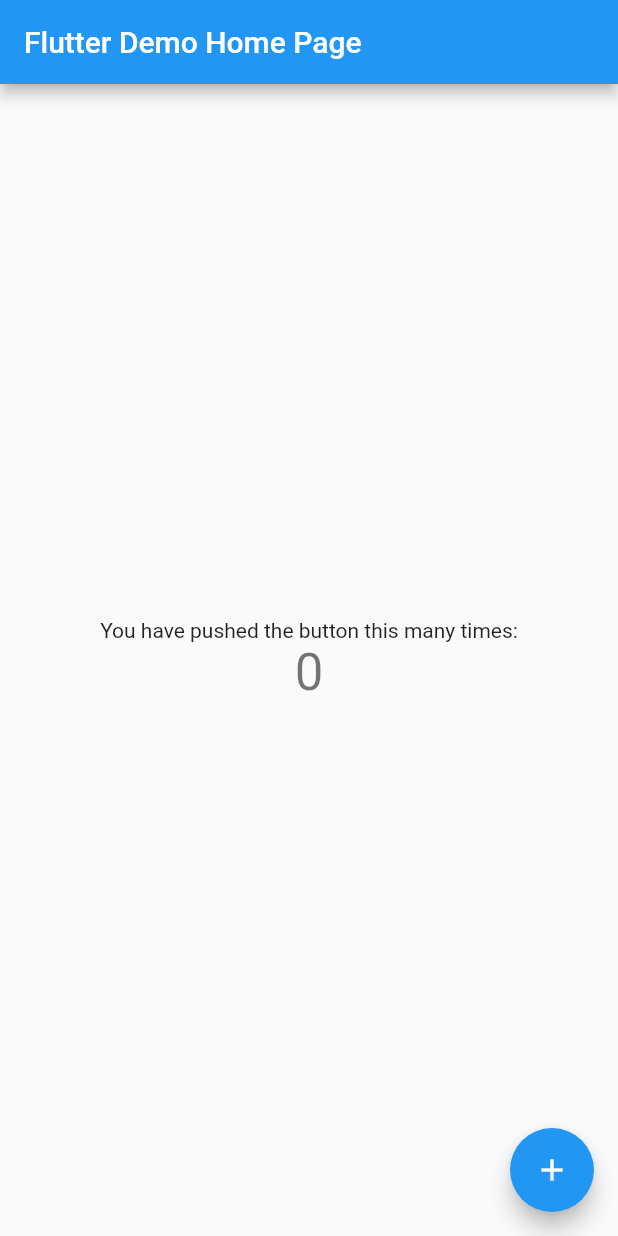
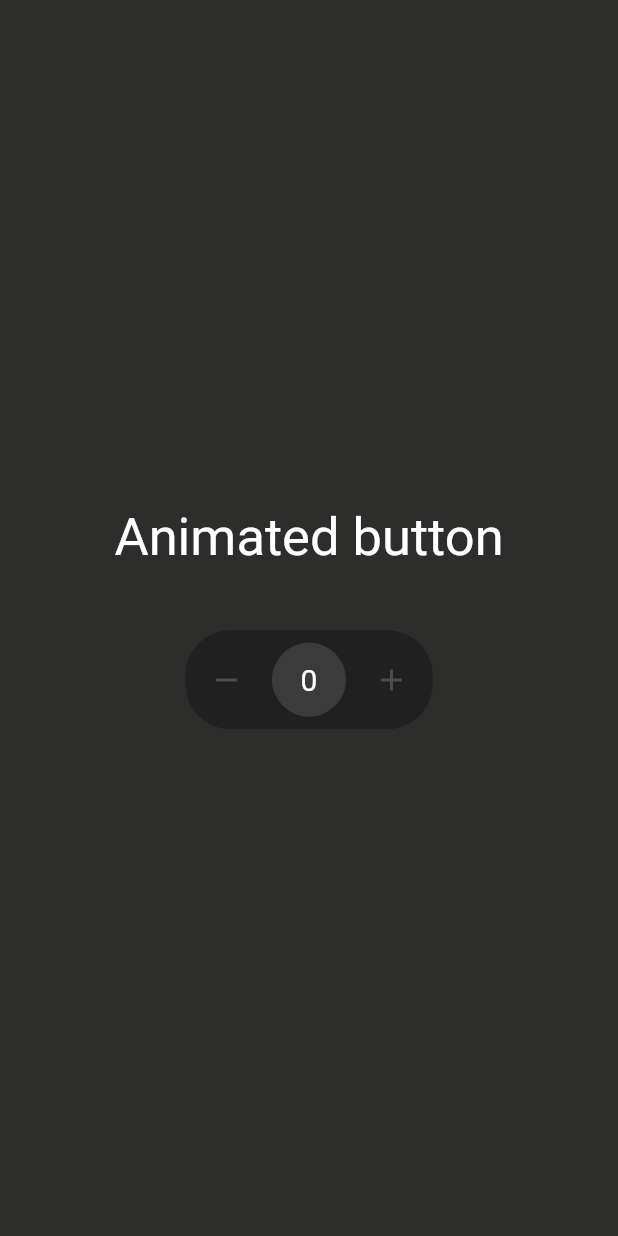
Before and after one commit to FranciscoRdz2001/animated_button_flutter, a Flutter app: the screen it shows after launch, on a phone screen of 412 x 824 dp. Run offline on Flutter 3.47's test engine with Material 2 defaults, Android fonts, the phone set to English and light mode, and no system bars.

Commit message:
Animated Widget created

```diff
--- a/lib/main.dart
+++ b/lib/main.dart
@@ -1,115 +1,17 @@
+import 'package:animated_button/screens/home_page.dart';
 import 'package:flutter/material.dart';
 
-void main() {
-  runApp(const MyApp());
-}
+void main() => runApp(const MyApp());
 
 class MyApp extends StatelessWidget {
   const MyApp({super.key});
 
-  // This widget is the root of your application.
   @override
   Widget build(BuildContext context) {
-    return MaterialApp(
-      title: 'Flutter Demo',
-      theme: ThemeData(
-        // This is the theme of your application.
-        //
-        // Try running your application with "flutter run". You'll see the
-        // application has a blue toolbar. Then, without quitting the app, try
-        // changing the primarySwatch below to Colors.green and then invoke
-        // "hot reload" (press "r" in the console where you ran "flutter run",
-        // or simply save your changes to "hot reload" in a Flutter IDE).
-        // Notice that the counter didn't reset back to zero; the application
-        // is not restarted.
-        primarySwatch: Colors.blue,
-      ),
-      home: const MyHomePage(title: 'Flutter Demo Home Page'),
+    return const MaterialApp(
+      debugShowCheckedModeBanner: false,
+      title: 'Animated button',
+      home: HomePage()
     );
   }
 }
-
-class MyHomePage extends StatefulWidget {
-  const MyHomePage({super.key, required this.title});
-
-  // This widget is the home page of your application. It is stateful, meaning
-  // that it has a State object (defined below) that contains fields that affect
-  // how it looks.
-
-  // This class is the configuration for the state. It holds the values (in this
-  // case the title) provided by the parent (in this case the App widget) and
-  // used by the build method of the State. Fields in a Widget subclass are
-  // always marked "final".
-
-  final String title;
-
-  @override
-  State<MyHomePage> createState() => _MyHomePageState();
-}
-
-class _MyHomePageState extends State<MyHomePage> {
-  int _counter = 0;
-
-  void _incrementCounter() {
-    setState(() {
-      // This call to setState tells the Flutter framework that something has
-      // changed in this State, which causes it to rerun the build method below
-      // so that the display can reflect the updated values. If we changed
-      // _counter without calling setState(), then the build method would not be
-      // called again, and so nothing would appear to happen.
-      _counter++;
-    });
-  }
-
-  @override
-  Widget build(BuildContext context) {
-    // This method is rerun every time setState is called, for instance as done
-    // by the _incrementCounter method above.
-    //
-    // The Flutter framework has been optimized to make rerunning build methods
-    // fast, so that you can just rebuild anything that needs updating rather
-    // than having to individually change instances of widgets.
-    return Scaffold(
-      appBar: AppBar(
-        // Here we take the value from the MyHomePage object that was created by
-        // the App.build method, and use it to set our appbar title.
-        title: Text(widget.title),
-      ),
-      body: Center(
-        // Center is a layout widget. It takes a single child and positions it
-        // in the middle of the parent.
-        child: Column(
-          // Column is also a layout widget. It takes a list of children and
-          // arranges them vertically. By default, it sizes itself to fit its
-          // children horizontally, and tries to be as tall as its parent.
-          //
-          // Invoke "debug painting" (press "p" in the console, choose the
-          // "Toggle Debug Paint" action from the Flutter Inspector in Android
-          // Studio, or the "Toggle Debug Paint" command in Visual Studio Code)
-          // to see the wireframe for each widget.
-          //
-          // Column has various properties to control how it sizes itself and
-          // how it positions its children. Here we use mainAxisAlignment to
-          // center the children vertically; the main axis here is the vertical
-          // axis because Columns are vertical (the cross axis would be
-          // horizontal).
-          mainAxisAlignment: MainAxisAlignment.center,
-          children: <Widget>[
-            const Text(
-              'You have pushed the button this many times:',
-            ),
-            Text(
-              '$_counter',
-              style: Theme.of(context).textTheme.headline4,
-            ),
-          ],
-        ),
-      ),
-      floatingActionButton: FloatingActionButton(
-        onPressed: _incrementCounter,
-        tooltip: 'Increment',
-        child: const Icon(Icons.add),
-      ), // This trailing comma makes auto-formatting nicer for build methods.
-    );
-  }
-}
--- /dev/null
+++ b/lib/screens/home_page.dart
@@ -0,0 +1,38 @@
+import 'package:animated_button/utils/responsive.dart';
+import 'package:animated_button/widgets/custom_animated_button.dart';
+import 'package:flutter/material.dart';
+
+
+class HomePage extends StatelessWidget {
+
+  const HomePage({super.key});
+
+  @override
+  Widget build(BuildContext context) {
+
+    final ResponsiveUtil resp = ResponsiveUtil.of(context);
+
+    final hPadding = resp.wp(2.5);
+    final vPadding = resp.hp(5);
+
+    return Scaffold(
+      backgroundColor: const Color(0xff2d2d2c),
+      body: Padding(
+        padding: EdgeInsets.symmetric(
+          horizontal: hPadding,
+          vertical: vPadding
+        ),
+        child: Center(
+          child: Column(
+            mainAxisAlignment: MainAxisAlignment.center,
+            children: [
+              const Text('Animated button', style: TextStyle(fontSize: 35, color: Colors.white)),
+              SizedBox(height: resp.hp(5)),
+              const CustomAnimatedButton()
+            ],
+          ),
+        ),
+      ),
+    );
+  }
+}
--- /dev/null
+++ b/lib/utils/responsive.dart
@@ -0,0 +1,24 @@
+
+
+
+import 'package:flutter/cupertino.dart';
+
+class ResponsiveUtil{
+
+  late final double height;
+  late final double width;
+
+  ResponsiveUtil({
+    required final BuildContext context
+  }){
+    final size = MediaQuery.of(context).size;
+
+    height = size.height;
+    width = size.width;
+  }
+
+  factory ResponsiveUtil.of(final BuildContext context) => ResponsiveUtil(context: context);
+
+  double hp(final double percent) => height * (percent / 100);
+  double wp(final double percent) => width * (percent / 100);
+}
--- /dev/null
+++ b/lib/widgets/custom_animated_button.dart
@@ -0,0 +1,143 @@
+import 'dart:ui';
+
+import 'package:animated_button/utils/responsive.dart';
+import 'package:flutter/material.dart';
+
+
+
+class CustomAnimatedButton extends StatefulWidget {
+
+  const CustomAnimatedButton({super.key});
+
+  @override
+  State<CustomAnimatedButton> createState() => _CustomAnimatedButtonState();
+}
+
+class _CustomAnimatedButtonState extends State<CustomAnimatedButton> {
+
+  double xPosition = 0;
+  double yPosition = 0;
+  bool dragging = false;
+  int counter = 0;
+
+  void setXValue(final double value, final bool dragging){
+    setState(() {
+      xPosition = value;
+      this.dragging = dragging;
+    });
+  }
+
+  void setYValue(final double value, final bool dragging){
+    setState(() {
+      yPosition = value;
+      this.dragging = dragging;
+    });
+  }
+
+  void incrementOrDecrement(final int value) => counter += value;
+  void clearCount() => counter = 0;
+
+  @override
+  Widget build(BuildContext context) {
+
+    final ResponsiveUtil resp = ResponsiveUtil.of(context);
+
+    // Parent container
+    final double containerXPostion = xPosition.clamp(-resp.wp(2), resp.wp(2));
+    final double containerYPostion = yPosition.clamp(-resp.hp(1), resp.hp(1));
+
+    // Center button
+    final double centerButtonWidthLimits = resp.wp(12.25) - containerXPostion.abs();
+    final double centerButtonHeightLimits = resp.hp(6) - containerYPostion.abs();
+
+    xPosition = xPosition.clamp(-centerButtonWidthLimits, centerButtonWidthLimits);
+    yPosition = yPosition.clamp(-centerButtonHeightLimits, centerButtonHeightLimits);
+
+    final bool canAddOrRemove = xPosition.abs() >= centerButtonWidthLimits;
+    final bool canDeleteCount = yPosition.abs() >= centerButtonHeightLimits;
+
+    // Other elements
+    final double percent = xPosition != 0 ? (xPosition / centerButtonWidthLimits).abs().toDouble() : (yPosition / centerButtonHeightLimits).abs().toDouble();
+    final double opacity = (1 - percent).clamp(0.1, 1);
+
+    return AnimatedContainer(
+      duration: Duration(milliseconds: dragging ? 500 : 800),
+      transform: Matrix4.identity()..translate(containerXPostion, containerYPostion),
+      curve: Curves.ease,
+      height: resp.hp(8),
+      width: resp.wp(40),
+      decoration: const BoxDecoration(
+        color: Color(0xff202021),
+        borderRadius: BorderRadius.all(Radius.circular(30))
+      ),
+      child: Stack(
+        alignment: Alignment.center,
+        children: [
+          Icon(Icons.delete, color: const Color(0xff4d4d4c).withOpacity(yPosition != 0 ? (1 - opacity) : 0)),
+          Row(
+            children: [
+              Expanded(
+                child: IconButton(
+                  splashColor: Colors.transparent,
+                  focusColor: Colors.transparent,
+                  hoverColor: Colors.transparent,
+                  highlightColor: Colors.transparent,
+                  icon: Icon(Icons.remove, color: const Color(0xff4d4d4c).withOpacity(opacity)),
+                  onPressed: () => setState(() => incrementOrDecrement(-1)),
+                )
+              ),
+              Expanded(
+                child: GestureDetector(
+                  onHorizontalDragUpdate: (details) {
+                    setXValue(xPosition + details.delta.dx, true);
+                  },
+                  onVerticalDragUpdate: (details) {
+                    if(xPosition == 0){
+                      setYValue(yPosition + details.delta.dy, true);
+                    }
+                  },
+                  onHorizontalDragEnd: (details){
+                    if(canAddOrRemove){
+                      incrementOrDecrement(xPosition < 0 ? -1 : 1);
+                    }
+                    setXValue(0, false);
+                  },
+                  onVerticalDragEnd: (details) {
+                    if(canDeleteCount){
+                      clearCount();
+                    }
+                    setYValue(0, false);
+                  },
+                  child: AnimatedContainer(
+                    duration: Duration(milliseconds: dragging ? 50 : 700),
+                    curve: dragging ? Curves.linear : Curves.easeInOutBack,
+                    transform: Matrix4.identity()..translate(xPosition, yPosition),
+                    child: Container(
+                      height: resp.hp(6),
+                      alignment: Alignment.center,
+                      decoration: const BoxDecoration(
+                        color: Color(0xff3a3b3a),
+                        shape: BoxShape.circle,
+                      ),
+                      child: Text(counter.toString(), style: const TextStyle(color: Colors.white, fontSize: 20)),
+                    ),
+                  ),
+                )
+              ),
+              Expanded(
+                child: IconButton(
+                  splashColor: Colors.transparent,
+                  focusColor: Colors.transparent,
+                  hoverColor: Colors.transparent,
+                  highlightColor: Colors.transparent,
+                  icon: Icon(Icons.add, color: const Color(0xff4d4d4c).withOpacity(opacity)),
+                  onPressed: () => setState(() => incrementOrDecrement(1)),
+                )
+              ),
+            ],
+          ),
+        ],
+      ),
+    );
+  }
+}
```
Also changed, not shown: 1 other file.
